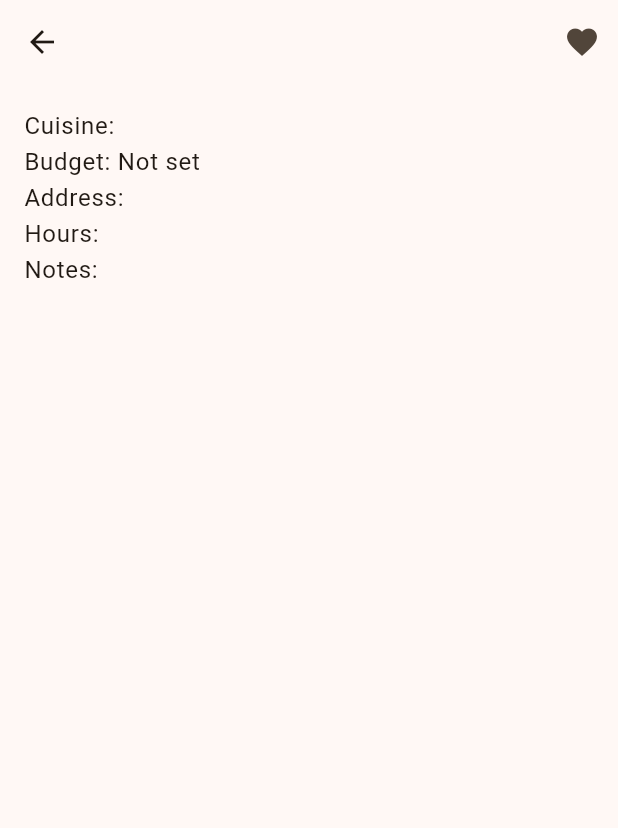
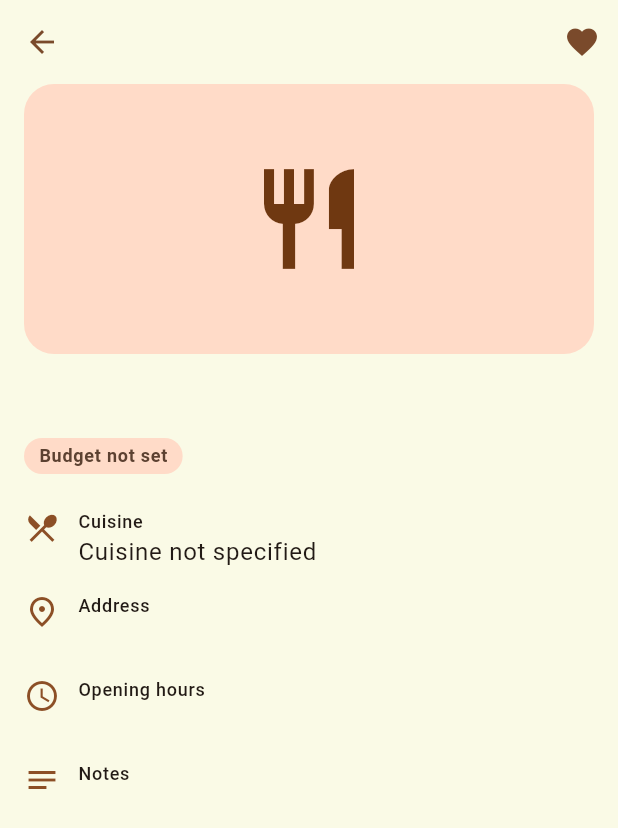
Before and after one commit to chloorophyll/Nameat---Flutter-App, a Flutter app: the PlaceDetailsScreen screen opened directly with empty values, after a tap on the "favorite outline" icon, on a phone screen of 412 x 824 dp. Shown: the top 828 px of the screen. Run offline on Flutter 3.47's test engine with Material 3 defaults, Android fonts, the light colour scheme and no system bars; our stand-ins replace shared_preferences; accounts and stored records are empty; network calls fail.

Commit message:
Add theme, bottom navigation, and reusable widgets

```diff
--- a/lib/screens/discover_screen.dart
+++ b/lib/screens/discover_screen.dart
@@ -2,6 +2,7 @@ import 'package:flutter/material.dart';
 import 'package:provider/provider.dart';
 import '../providers/favorites_provider.dart';
 import '../providers/places_provider.dart';
+import '../widgets/empty_state.dart';
 import '../widgets/place_card.dart';
 
 class DiscoverScreen extends StatelessWidget {
@@ -12,16 +13,7 @@ class DiscoverScreen extends StatelessWidget {
     final provider = context.watch<PlacesProvider>();
 
     return Scaffold(
-      appBar: AppBar(
-        title: const Text('Discover'),
-        actions: [
-          IconButton(
-            icon: const Icon(Icons.favorite_border),
-            tooltip: 'Favorites',
-            onPressed: () => Navigator.pushNamed(context, '/favorites'),
-          ),
-        ],
-      ),
+      appBar: AppBar(title: const Text('Discover')),
       floatingActionButton: FloatingActionButton(
         onPressed: () => Navigator.pushNamed(context, '/place-form'),
         child: const Icon(Icons.add),
@@ -29,12 +21,11 @@ class DiscoverScreen extends StatelessWidget {
       body: Column(
         children: [
           Padding(
-            padding: const EdgeInsets.all(12),
+            padding: const EdgeInsets.fromLTRB(12, 4, 12, 8),
             child: TextField(
               decoration: const InputDecoration(
                 prefixIcon: Icon(Icons.search),
                 hintText: 'Search places',
-                border: OutlineInputBorder(),
               ),
               onChanged: context.read<PlacesProvider>().setSearchQuery,
             ),
@@ -50,26 +41,25 @@ class DiscoverScreen extends StatelessWidget {
       return const Center(child: CircularProgressIndicator());
     }
     if (provider.status == LoadStatus.error) {
-      return Center(
-        child: Column(
-          mainAxisSize: MainAxisSize.min,
-          children: [
-            const Text('Could not load places.'),
-            const SizedBox(height: 8),
-            ElevatedButton(
-              onPressed: context.read<PlacesProvider>().loadPlaces,
-              child: const Text('Retry'),
-            ),
-          ],
-        ),
+      return EmptyState(
+        icon: Icons.wifi_off,
+        title: 'Could not load places',
+        message: 'Check your internet connection and try again.',
+        actionLabel: 'Retry',
+        onAction: context.read<PlacesProvider>().loadPlaces,
       );
     }
     if (provider.places.isEmpty) {
-      return const Center(child: Text('No places found.'));
+      return const EmptyState(
+        icon: Icons.search_off,
+        title: 'No places found',
+        message: 'Try a different search, or add your own place with +.',
+      );
     }
 
     final favorites = context.watch<FavoritesProvider>();
     return ListView.builder(
+      padding: const EdgeInsets.only(bottom: 88),
       itemCount: provider.places.length,
       itemBuilder: (context, index) {
         final place = provider.places[index];
--- a/lib/screens/favorites_screen.dart
+++ b/lib/screens/favorites_screen.dart
@@ -1,13 +1,46 @@
 import 'package:flutter/material.dart';
+import 'package:provider/provider.dart';
+import '../providers/favorites_provider.dart';
+import '../providers/places_provider.dart';
+import '../widgets/empty_state.dart';
+import '../widgets/place_card.dart';
 
 class FavoritesScreen extends StatelessWidget {
   const FavoritesScreen({super.key});
 
   @override
   Widget build(BuildContext context) {
+    final favorites = context.watch<FavoritesProvider>();
+    final places = context
+        .watch<PlacesProvider>()
+        .allPlaces
+        .where((p) => favorites.isFavorite(p.id))
+        .toList();
+
     return Scaffold(
       appBar: AppBar(title: const Text('Favorites')),
-      body: const Center(child: Text('Favorites coming soon')),
+      body: places.isEmpty
+          ? const EmptyState(
+              icon: Icons.favorite_border,
+              title: 'No favorites yet',
+              message: 'Tap the heart on a place to save it here.',
+            )
+          : ListView.builder(
+              itemCount: places.length,
+              itemBuilder: (context, index) {
+                final place = places[index];
+                return PlaceCard(
+                  place: place,
+                  isFavorite: true,
+                  onFavorite: () => favorites.toggle(place.id),
+                  onTap: () => Navigator.pushNamed(
+                    context,
+                    '/details',
+                    arguments: place,
+                  ),
+                );
+              },
+            ),
     );
   }
 }
--- a/lib/screens/place_details_screen.dart
+++ b/lib/screens/place_details_screen.dart
@@ -3,6 +3,8 @@ import 'package:provider/provider.dart';
 import '../models/place.dart';
 import '../providers/favorites_provider.dart';
 import '../providers/places_provider.dart';
+import '../utils/format.dart';
+import '../widgets/budget_badge.dart';
 
 class PlaceDetailsScreen extends StatelessWidget {
   const PlaceDetailsScreen({super.key});
@@ -31,21 +33,32 @@ class PlaceDetailsScreen extends StatelessWidget {
     }
   }
 
+  IconData _iconFor(String type) {
+    switch (type) {
+      case 'cafe':
+        return Icons.local_cafe;
+      case 'fast_food':
+        return Icons.fastfood;
+      default:
+        return Icons.restaurant;
+    }
+  }
+
   @override
   Widget build(BuildContext context) {
     final args = ModalRoute.of(context)!.settings.arguments as Place;
     final favorites = context.watch<FavoritesProvider>();
-    // Look up the latest version so edits show up right away
     final place = context
         .watch<PlacesProvider>()
         .allPlaces
         .firstWhere((p) => p.id == args.id, orElse: () => args);
+    final theme = Theme.of(context);
 
     return Scaffold(
       appBar: AppBar(
-        title: Text(place.name),
         actions: [
           IconButton(
+            tooltip: 'Save to favorites',
             icon: Icon(
               favorites.isFavorite(place.id)
                   ? Icons.favorite
@@ -55,6 +68,7 @@ class PlaceDetailsScreen extends StatelessWidget {
           ),
           if (place.isCustom) ...[
             IconButton(
+              tooltip: 'Edit place',
               icon: const Icon(Icons.edit),
               onPressed: () => Navigator.pushNamed(
                 context,
@@ -63,23 +77,104 @@ class PlaceDetailsScreen extends StatelessWidget {
               ),
             ),
             IconButton(
+              tooltip: 'Delete place',
               icon: const Icon(Icons.delete),
               onPressed: () => _confirmDelete(context, place),
             ),
           ],
         ],
       ),
-      body: Padding(
-        padding: const EdgeInsets.all(16),
-        child: Text(
-          'Cuisine: ${place.cuisine ?? 'Not specified'}\n'
-          'Budget: ${place.budgetLevel == 0 ? 'Not set' : '₱' * place.budgetLevel}\n'
-          'Address: ${place.address ?? 'Not available'}\n'
-          'Hours: ${place.openingHours ?? 'Not available'}\n'
-          'Notes: ${place.notes ?? 'None'}',
-          style: Theme.of(context).textTheme.bodyLarge,
-        ),
+      body: ListView(
+        children: [
+          Container(
+            height: 180,
+            margin: const EdgeInsets.symmetric(horizontal: 16),
+            decoration: BoxDecoration(
+              color: theme.colorScheme.primaryContainer,
+              borderRadius: BorderRadius.circular(20),
+            ),
+            child: Icon(
+              _iconFor(place.type),
+              size: 80,
+              color: theme.colorScheme.onPrimaryContainer,
+            ),
+          ),
+          Padding(
+            padding: const EdgeInsets.all(16),
+            child: Column(
+              crossAxisAlignment: CrossAxisAlignment.start,
+              children: [
+                Text(
+                  place.name,
+                  style: theme.textTheme.headlineSmall?.copyWith(
+                    fontWeight: FontWeight.w800,
+                  ),
+                ),
+                const SizedBox(height: 8),
+                BudgetBadge(level: place.budgetLevel),
+                const SizedBox(height: 16),
+                _InfoRow(
+                  icon: Icons.restaurant_menu,
+                  label: 'Cuisine',
+                  value: prettyCuisine(place.cuisine),
+                ),
+                _InfoRow(
+                  icon: Icons.place_outlined,
+                  label: 'Address',
+                  value: place.address ?? 'Not available',
+                ),
+                _InfoRow(
+                  icon: Icons.schedule,
+                  label: 'Opening hours',
+                  value: place.openingHours ?? 'Not available',
+                ),
+                if (place.notes != null)
+                  _InfoRow(
+                    icon: Icons.notes,
+                    label: 'Notes',
+                    value: place.notes!,
+                  ),
+              ],
+            ),
+          ),
+        ],
       ),
     );
   }
 }
+
+class _InfoRow extends StatelessWidget {
+  final IconData icon;
+  final String label;
+  final String value;
+
+  const _InfoRow({
+    required this.icon,
+    required this.label,
+    required this.value,
+  });
+
+  @override
+  Widget build(BuildContext context) {
+    final theme = Theme.of(context);
+    return Padding(
+      padding: const EdgeInsets.symmetric(vertical: 8),
+      child: Row(
+        crossAxisAlignment: CrossAxisAlignment.start,
+        children: [
+          Icon(icon, color: theme.colorScheme.primary),
+          const SizedBox(width: 12),
+          Expanded(
+            child: Column(
+              crossAxisAlignment: CrossAxisAlignment.start,
+              children: [
+                Text(label, style: theme.textTheme.labelMedium),
+                Text(value, style: theme.textTheme.bodyLarge),
+              ],
+            ),
+          ),
+        ],
+      ),
+    );
+  }
+}
--- /dev/null
+++ b/lib/utils/format.dart
@@ -0,0 +1,10 @@
+/// Turns raw OSM cuisine tags like "donut;coffee_shop" into "Donut, Coffee shop".
+String prettyCuisine(String? raw) {
+  if (raw == null || raw.trim().isEmpty) return 'Cuisine not specified';
+  return raw
+      .split(';')
+      .map((s) => s.replaceAll('_', ' ').trim())
+      .where((s) => s.isNotEmpty)
+      .map((s) => s[0].toUpperCase() + s.substring(1))
+      .join(', ');
+}
--- /dev/null
+++ b/lib/widgets/budget_badge.dart
@@ -0,0 +1,26 @@
+import 'package:flutter/material.dart';
+
+class BudgetBadge extends StatelessWidget {
+  final int level; // 0 = not set, 1 to 3 = P, PP, PPP
+
+  const BudgetBadge({super.key, required this.level});
+
+  @override
+  Widget build(BuildContext context) {
+    final scheme = Theme.of(context).colorScheme;
+    return Container(
+      padding: const EdgeInsets.symmetric(horizontal: 10, vertical: 4),
+      decoration: BoxDecoration(
+        color: scheme.secondaryContainer,
+        borderRadius: BorderRadius.circular(20),
+      ),
+      child: Text(
+        level == 0 ? 'Budget not set' : '₱' * level,
+        style: Theme.of(context).textTheme.labelMedium?.copyWith(
+              color: scheme.onSecondaryContainer,
+              fontWeight: FontWeight.w600,
+            ),
+      ),
+    );
+  }
+}
--- a/lib/widgets/place_card.dart
+++ b/lib/widgets/place_card.dart
@@ -1,5 +1,7 @@
 import 'package:flutter/material.dart';
 import '../models/place.dart';
+import '../utils/format.dart';
+import 'budget_badge.dart';
 
 class PlaceCard extends StatelessWidget {
   final Place place;
@@ -28,21 +30,66 @@ class PlaceCard extends StatelessWidget {
 
   @override
   Widget build(BuildContext context) {
+    final theme = Theme.of(context);
+    final scheme = theme.colorScheme;
+
     return Card(
-      margin: const EdgeInsets.symmetric(horizontal: 12, vertical: 6),
-      child: ListTile(
-        leading: Icon(_iconFor(place.type), size: 32),
-        title: Text(place.name),
-        subtitle: Text(
-          '${place.cuisine ?? 'Cuisine not specified'}\n'
-          '${place.address ?? 'Address not available'}',
+      child: InkWell(
+        borderRadius: BorderRadius.circular(16),
+        onTap: onTap,
+        child: Padding(
+          padding: const EdgeInsets.all(12),
+          child: Row(
+            children: [
+              Container(
+                width: 56,
+                height: 56,
+                decoration: BoxDecoration(
+                  color: scheme.primaryContainer,
+                  borderRadius: BorderRadius.circular(14),
+                ),
+                child: Icon(
+                  _iconFor(place.type),
+                  color: scheme.onPrimaryContainer,
+                ),
+              ),
+              const SizedBox(width: 12),
+              Expanded(
+                child: Column(
+                  crossAxisAlignment: CrossAxisAlignment.start,
+                  children: [
+                    Text(
+                      place.name,
+                      maxLines: 1,
+                      overflow: TextOverflow.ellipsis,
+                      style: theme.textTheme.titleMedium?.copyWith(
+                        fontWeight: FontWeight.w700,
+                      ),
+                    ),
+                    const SizedBox(height: 2),
+                    Text(prettyCuisine(place.cuisine)),
+                    Text(
+                      place.address ?? 'Address not available',
+                      maxLines: 1,
+                      overflow: TextOverflow.ellipsis,
+                      style: theme.textTheme.bodySmall,
+                    ),
+                    const SizedBox(height: 6),
+                    BudgetBadge(level: place.budgetLevel),
+                  ],
+                ),
+              ),
+              IconButton(
+                tooltip: isFavorite ? 'Remove from favorites' : 'Save to favorites',
+                icon: Icon(
+                  isFavorite ? Icons.favorite : Icons.favorite_border,
+                  color: isFavorite ? scheme.primary : null,
+                ),
+                onPressed: onFavorite,
+              ),
+            ],
+          ),
         ),
-        isThreeLine: true,
-        trailing: IconButton(
-          icon: Icon(isFavorite ? Icons.favorite : Icons.favorite_border),
-          onPressed: onFavorite,
-        ),
-        onTap: onTap,
       ),
     );
   }
```
Also changed, not shown: lib/main.dart (+4 -7 lines), lib/screens/home_shell.dart (added, +40 -0 lines), lib/theme/app_theme.dart (added, +60 -0 lines), lib/widgets/empty_state.dart (added, +47 -0 lines).
